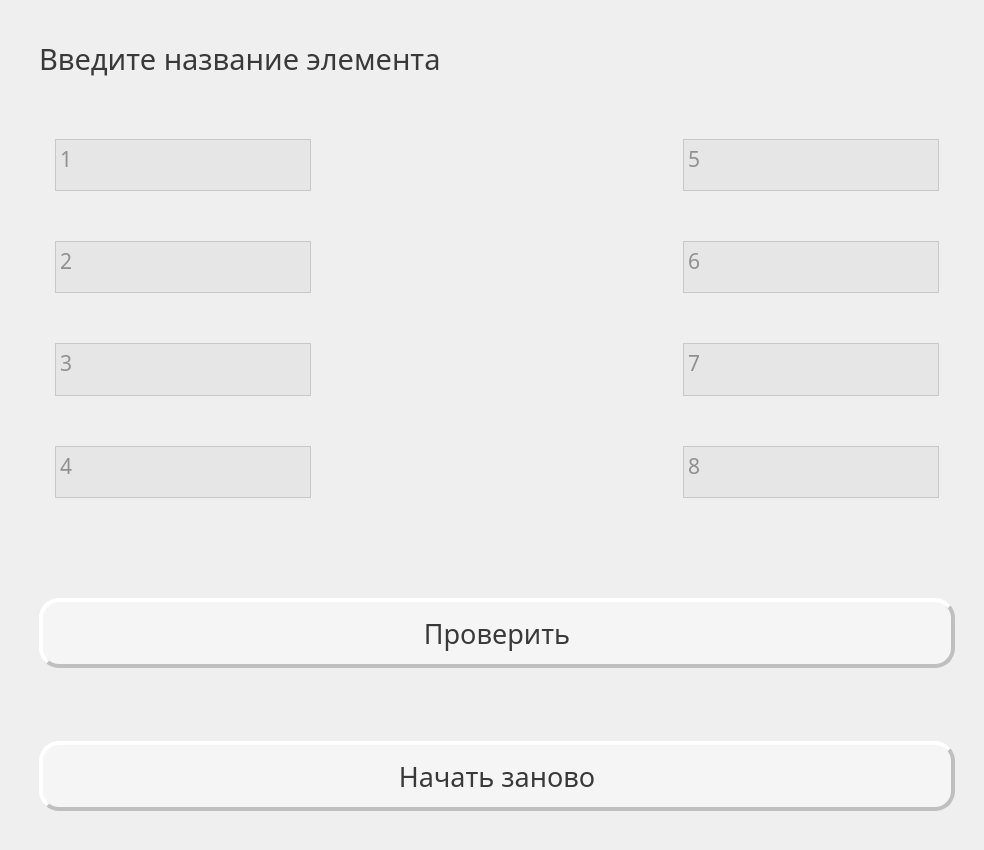
First picture: the form in comptest.ui, repository realeedd/techEng, before the edit.
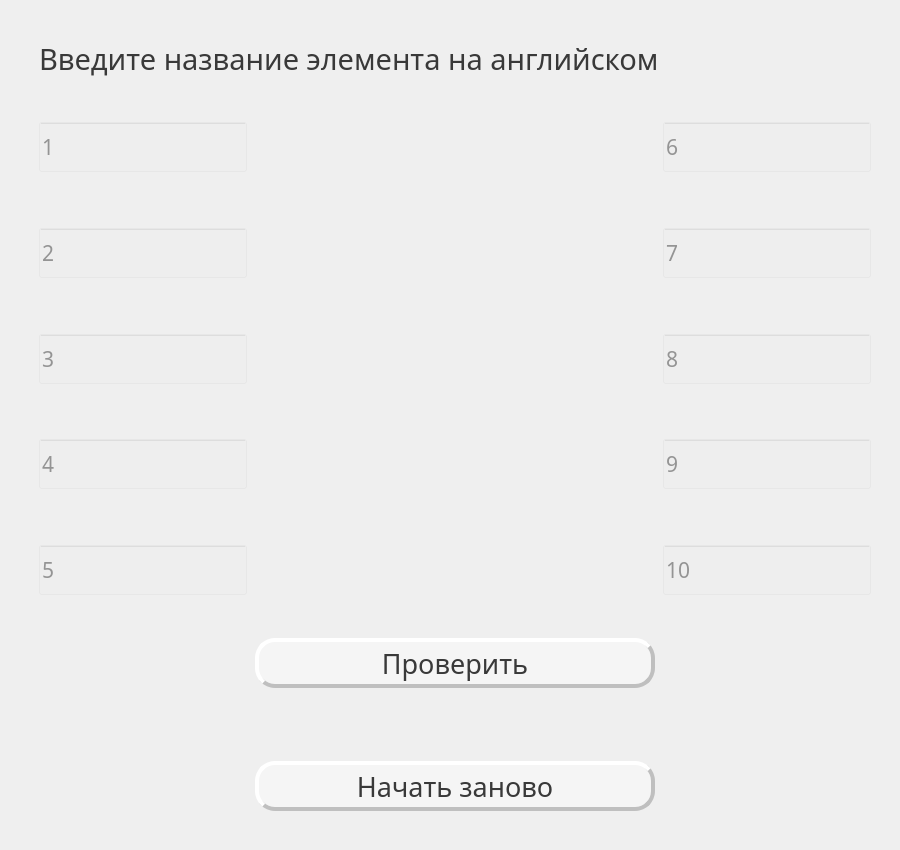
Second picture: the form after the edit.

Patch:
```diff
--- a/comptest.ui
+++ b/comptest.ui
@@ -6,7 +6,7 @@
    <rect>
     <x>0</x>
     <y>0</y>
-    <width>984</width>
+    <width>900</width>
     <height>850</height>
    </rect>
   </property>
@@ -75,7 +75,6 @@
              <font>
               <family>Trebuchet MS</family>
               <pointsize>22</pointsize>
-              <weight>50</weight>
               <bold>false</bold>
              </font>
             </property>
@@ -83,42 +82,111 @@
              <string notr="true">color:rgb(57, 57, 57)</string>
             </property>
             <property name="text">
-             <string>Введите название элемента</string>
+             <string>Введите название элемента на английском</string>
             </property>
            </widget>
           </item>
          </layout>
         </item>
         <item>
-         <layout class="QHBoxLayout" name="horizontalLayout">
-          <property name="spacing">
-           <number>20</number>
-          </property>
-          <property name="topMargin">
-           <number>20</number>
-          </property>
-          <property name="bottomMargin">
-           <number>10</number>
-          </property>
-          <item>
-           <layout class="QVBoxLayout" name="verticalLayout">
-            <property name="spacing">
-             <number>50</number>
+         <layout class="QGridLayout" name="gridLayout">
+          <item row="5" column="1">
+           <widget class="QLabel" name="motherboard">
+            <property name="minimumSize">
+             <size>
+              <width>120</width>
+              <height>105</height>
+             </size>
+            </property>
+            <property name="maximumSize">
+             <size>
+              <width>120</width>
+              <height>105</height>
+             </size>
+            </property>
+            <property name="text">
+             <string/>
+            </property>
+           </widget>
+          </item>
+          <item row="3" column="1">
+           <widget class="QLabel" name="graphiccard">
+            <property name="minimumSize">
+             <size>
+              <width>150</width>
+              <height>95</height>
+             </size>
             </property>
-            <property name="leftMargin">
-             <number>0</number>
+            <property name="maximumSize">
+             <size>
+              <width>150</width>
+              <height>95</height>
+             </size>
             </property>
-            <property name="topMargin">
-             <number>10</number>
+            <property name="text">
+             <string/>
             </property>
-            <property name="rightMargin">
-             <number>0</number>
+           </widget>
+          </item>
+          <item row="2" column="1">
+           <widget class="QLabel" name="cpucooler">
+            <property name="minimumSize">
+             <size>
+              <width>100</width>
+              <height>106</height>
+             </size>
             </property>
-            <property name="bottomMargin">
-             <number>20</number>
+            <property name="maximumSize">
+             <size>
+              <width>100</width>
+              <height>106</height>
+             </size>
             </property>
-            <item>
-             <widget class="QTextEdit" name="answer1">
+            <property name="text">
+             <string/>
+            </property>
+           </widget>
+          </item>
+          <item row="3" column="2">
+           <widget class="QLabel" name="soundcard">
+            <property name="minimumSize">
+             <size>
+              <width>154</width>
+              <height>95</height>
+             </size>
+            </property>
+            <property name="maximumSize">
+             <size>
+              <width>154</width>
+              <height>95</height>
+             </size>
+            </property>
+            <property name="text">
+             <string/>
+            </property>
+           </widget>
+          </item>
+          <item row="2" column="2">
+           <widget class="QLabel" name="ram">
+            <property name="minimumSize">
+             <size>
+              <width>170</width>
+              <height>96</height>
+             </size>
+            </property>
+            <property name="maximumSize">
+             <size>
+              <width>170</width>
+              <height>96</height>
+             </size>
+            </property>
+            <property name="text">
+             <string/>
+            </property>
+           </widget>
+          </item>
+          <item row="1" column="1">
+           <widget class="QLabel" name="cpu">
               <property name="sizePolicy">
                <sizepolicy hsizetype="Fixed" vsizetype="Fixed">
                 <horstretch>0</horstretch>
@@ -128,6 +196,101 @@
               <property name="minimumSize">
                <size>
                 <width>100</width>
+              <height>104</height>
+             </size>
+            </property>
+            <property name="maximumSize">
+             <size>
+              <width>100</width>
+              <height>104</height>
+             </size>
+            </property>
+            <property name="text">
+             <string/>
+            </property>
+           </widget>
+          </item>
+          <item row="1" column="2">
+           <widget class="QLabel" name="powersupply">
+            <property name="minimumSize">
+             <size>
+              <width>153</width>
+              <height>110</height>
+             </size>
+            </property>
+            <property name="maximumSize">
+             <size>
+              <width>153</width>
+              <height>110</height>
+             </size>
+            </property>
+            <property name="text">
+             <string/>
+            </property>
+           </widget>
+          </item>
+          <item row="4" column="1">
+           <widget class="QLabel" name="hdd">
+            <property name="minimumSize">
+             <size>
+              <width>156</width>
+              <height>120</height>
+             </size>
+            </property>
+            <property name="maximumSize">
+             <size>
+              <width>156</width>
+              <height>120</height>
+             </size>
+            </property>
+            <property name="text">
+             <string/>
+            </property>
+           </widget>
+          </item>
+          <item row="4" column="2">
+           <widget class="QLabel" name="ssd">
+            <property name="minimumSize">
+             <size>
+              <width>150</width>
+              <height>82</height>
+             </size>
+            </property>
+            <property name="text">
+             <string/>
+            </property>
+           </widget>
+          </item>
+          <item row="5" column="2">
+           <widget class="QLabel" name="ports">
+            <property name="minimumSize">
+             <size>
+              <width>140</width>
+              <height>61</height>
+             </size>
+            </property>
+            <property name="maximumSize">
+             <size>
+              <width>140</width>
+              <height>61</height>
+             </size>
+            </property>
+            <property name="text">
+             <string/>
+            </property>
+           </widget>
+          </item>
+          <item row="1" column="0">
+           <widget class="QLineEdit" name="answer1">
+            <property name="sizePolicy">
+             <sizepolicy hsizetype="Minimum" vsizetype="Fixed">
+              <horstretch>0</horstretch>
+              <verstretch>0</verstretch>
+             </sizepolicy>
+            </property>
+            <property name="minimumSize">
+             <size>
+              <width>100</width>
                 <height>50</height>
                </size>
               </property>
@@ -135,31 +298,22 @@
                <font>
                 <family>Trebuchet MS</family>
                 <pointsize>16</pointsize>
-                <weight>50</weight>
-                <bold>false</bold>
                </font>
               </property>
               <property name="styleSheet">
                <string notr="true">color:rgb(57, 57, 57);
-background-color: rgba(221, 221, 221, 0.5)
+background-color: rgba(221, 221, 221, 0.1)
 </string>
               </property>
-              <property name="html">
-               <string>&lt;!DOCTYPE HTML PUBLIC &quot;-//W3C//DTD HTML 4.0//EN&quot; &quot;http://www.w3.org/TR/REC-html40/strict.dtd&quot;&gt;
-&lt;html&gt;&lt;head&gt;&lt;meta name=&quot;qrichtext&quot; content=&quot;1&quot; /&gt;&lt;style type=&quot;text/css&quot;&gt;
-p, li { white-space: pre-wrap; }
-&lt;/style&gt;&lt;/head&gt;&lt;body style=&quot; font-family:'Trebuchet MS'; font-size:16pt; font-weight:400; font-style:normal;&quot;&gt;
-&lt;p style=&quot;-qt-paragraph-type:empty; margin-top:0px; margin-bottom:0px; margin-left:0px; margin-right:0px; -qt-block-indent:0; text-indent:0px; font-family:'Franklin Gothic Demi'; font-size:14pt;&quot;&gt;&lt;br /&gt;&lt;/p&gt;&lt;/body&gt;&lt;/html&gt;</string>
-              </property>
               <property name="placeholderText">
                <string>1</string>
               </property>
              </widget>
             </item>
-            <item>
-             <widget class="QTextEdit" name="answer2">
+          <item row="2" column="0">
+           <widget class="QLineEdit" name="answer2">
               <property name="sizePolicy">
-               <sizepolicy hsizetype="Fixed" vsizetype="Fixed">
+             <sizepolicy hsizetype="Minimum" vsizetype="Fixed">
                 <horstretch>0</horstretch>
                 <verstretch>0</verstretch>
                </sizepolicy>
@@ -174,31 +328,22 @@
                <font>
                 <family>Trebuchet MS</family>
                 <pointsize>16</pointsize>
-                <weight>50</weight>
-                <bold>false</bold>
                </font>
               </property>
               <property name="styleSheet">
                <string notr="true">color:rgb(57, 57, 57);
-background-color: rgba(221, 221, 221, 0.5)
+background-color: rgba(221, 221, 221, 0.1)
 </string>
               </property>
-              <property name="html">
-               <string>&lt;!DOCTYPE HTML PUBLIC &quot;-//W3C//DTD HTML 4.0//EN&quot; &quot;http://www.w3.org/TR/REC-html40/strict.dtd&quot;&gt;
-&lt;html&gt;&lt;head&gt;&lt;meta name=&quot;qrichtext&quot; content=&quot;1&quot; /&gt;&lt;style type=&quot;text/css&quot;&gt;
-p, li { white-space: pre-wrap; }
-&lt;/style&gt;&lt;/head&gt;&lt;body style=&quot; font-family:'Trebuchet MS'; font-size:16pt; font-weight:400; font-style:normal;&quot;&gt;
-&lt;p style=&quot;-qt-paragraph-type:empty; margin-top:0px; margin-bottom:0px; margin-left:0px; margin-right:0px; -qt-block-indent:0; text-indent:0px; font-family:'Franklin Gothic Demi'; font-size:14pt;&quot;&gt;&lt;br /&gt;&lt;/p&gt;&lt;/body&gt;&lt;/html&gt;</string>
-              </property>
               <property name="placeholderText">
                <string>2</string>
               </property>
              </widget>
             </item>
-            <item>
-             <widget class="QTextEdit" name="answer3">
+          <item row="3" column="0">
+           <widget class="QLineEdit" name="answer3">
               <property name="sizePolicy">
-               <sizepolicy hsizetype="Fixed" vsizetype="Fixed">
+             <sizepolicy hsizetype="Minimum" vsizetype="Fixed">
                 <horstretch>0</horstretch>
                 <verstretch>0</verstretch>
                </sizepolicy>
@@ -213,31 +358,22 @@
                <font>
                 <family>Trebuchet MS</family>
                 <pointsize>16</pointsize>
-                <weight>50</weight>
-                <bold>false</bold>
                </font>
               </property>
               <property name="styleSheet">
                <string notr="true">color:rgb(57, 57, 57);
-background-color: rgba(221, 221, 221, 0.5)
+background-color: rgba(221, 221, 221, 0.1)
 </string>
               </property>
-              <property name="html">
-               <string>&lt;!DOCTYPE HTML PUBLIC &quot;-//W3C//DTD HTML 4.0//EN&quot; &quot;http://www.w3.org/TR/REC-html40/strict.dtd&quot;&gt;
-&lt;html&gt;&lt;head&gt;&lt;meta name=&quot;qrichtext&quot; content=&quot;1&quot; /&gt;&lt;style type=&quot;text/css&quot;&gt;
-p, li { white-space: pre-wrap; }
-&lt;/style&gt;&lt;/head&gt;&lt;body style=&quot; font-family:'Trebuchet MS'; font-size:16pt; font-weight:400; font-style:normal;&quot;&gt;
-&lt;p style=&quot;-qt-paragraph-type:empty; margin-top:0px; margin-bottom:0px; margin-left:0px; margin-right:0px; -qt-block-indent:0; text-indent:0px; font-family:'Franklin Gothic Demi'; font-size:14pt;&quot;&gt;&lt;br /&gt;&lt;/p&gt;&lt;/body&gt;&lt;/html&gt;</string>
-              </property>
               <property name="placeholderText">
                <string>3</string>
               </property>
              </widget>
             </item>
-            <item>
-             <widget class="QTextEdit" name="answer4">
+          <item row="4" column="0">
+           <widget class="QLineEdit" name="answer4">
               <property name="sizePolicy">
-               <sizepolicy hsizetype="Fixed" vsizetype="Fixed">
+             <sizepolicy hsizetype="Minimum" vsizetype="Fixed">
                 <horstretch>0</horstretch>
                 <verstretch>0</verstretch>
                </sizepolicy>
@@ -252,80 +388,22 @@
                <font>
                 <family>Trebuchet MS</family>
                 <pointsize>16</pointsize>
-                <weight>50</weight>
-                <bold>false</bold>
                </font>
               </property>
               <property name="styleSheet">
                <string notr="true">color:rgb(57, 57, 57);
-background-color: rgba(221, 221, 221, 0.5)
+background-color: rgba(221, 221, 221, 0.1)
 </string>
               </property>
-              <property name="html">
-               <string>&lt;!DOCTYPE HTML PUBLIC &quot;-//W3C//DTD HTML 4.0//EN&quot; &quot;http://www.w3.org/TR/REC-html40/strict.dtd&quot;&gt;
-&lt;html&gt;&lt;head&gt;&lt;meta name=&quot;qrichtext&quot; content=&quot;1&quot; /&gt;&lt;style type=&quot;text/css&quot;&gt;
-p, li { white-space: pre-wrap; }
-&lt;/style&gt;&lt;/head&gt;&lt;body style=&quot; font-family:'Trebuchet MS'; font-size:16pt; font-weight:400; font-style:normal;&quot;&gt;
-&lt;p style=&quot;-qt-paragraph-type:empty; margin-top:0px; margin-bottom:0px; margin-left:0px; margin-right:0px; -qt-block-indent:0; text-indent:0px; font-family:'Franklin Gothic Demi'; font-size:14pt;&quot;&gt;&lt;br /&gt;&lt;/p&gt;&lt;/body&gt;&lt;/html&gt;</string>
-              </property>
               <property name="placeholderText">
                <string>4</string>
               </property>
              </widget>
             </item>
-           </layout>
-          </item>
-          <item>
-           <widget class="QLabel" name="label">
+          <item row="5" column="0">
+           <widget class="QLineEdit" name="answer5">
             <property name="sizePolicy">
-             <sizepolicy hsizetype="Fixed" vsizetype="Fixed">
-              <horstretch>0</horstretch>
-              <verstretch>0</verstretch>
-             </sizepolicy>
-            </property>
-            <property name="minimumSize">
-             <size>
-              <width>300</width>
-              <height>350</height>
-             </size>
-            </property>
-            <property name="maximumSize">
-             <size>
-              <width>300</width>
-              <height>350</height>
-             </size>
-            </property>
-            <property name="font">
-             <font>
-              <pointsize>36</pointsize>
-             </font>
-            </property>
-            <property name="text">
-             <string/>
-            </property>
-           </widget>
-          </item>
-          <item>
-           <layout class="QVBoxLayout" name="verticalLayout_3">
-            <property name="spacing">
-             <number>50</number>
-            </property>
-            <property name="leftMargin">
-             <number>0</number>
-            </property>
-            <property name="topMargin">
-             <number>10</number>
-            </property>
-            <property name="rightMargin">
-             <number>0</number>
-            </property>
-            <property name="bottomMargin">
-             <number>20</number>
-            </property>
-            <item>
-             <widget class="QTextEdit" name="answer5">
-              <property name="sizePolicy">
-               <sizepolicy hsizetype="Fixed" vsizetype="Fixed">
+             <sizepolicy hsizetype="Minimum" vsizetype="Fixed">
                 <horstretch>0</horstretch>
                 <verstretch>0</verstretch>
                </sizepolicy>
@@ -340,31 +418,22 @@
                <font>
                 <family>Trebuchet MS</family>
                 <pointsize>16</pointsize>
-                <weight>50</weight>
-                <bold>false</bold>
                </font>
               </property>
               <property name="styleSheet">
                <string notr="true">color:rgb(57, 57, 57);
-background-color: rgba(221, 221, 221, 0.5)
+background-color: rgba(221, 221, 221, 0.1)
 </string>
               </property>
-              <property name="html">
-               <string>&lt;!DOCTYPE HTML PUBLIC &quot;-//W3C//DTD HTML 4.0//EN&quot; &quot;http://www.w3.org/TR/REC-html40/strict.dtd&quot;&gt;
-&lt;html&gt;&lt;head&gt;&lt;meta name=&quot;qrichtext&quot; content=&quot;1&quot; /&gt;&lt;style type=&quot;text/css&quot;&gt;
-p, li { white-space: pre-wrap; }
-&lt;/style&gt;&lt;/head&gt;&lt;body style=&quot; font-family:'Trebuchet MS'; font-size:16pt; font-weight:400; font-style:normal;&quot;&gt;
-&lt;p style=&quot;-qt-paragraph-type:empty; margin-top:0px; margin-bottom:0px; margin-left:0px; margin-right:0px; -qt-block-indent:0; text-indent:0px; font-family:'Franklin Gothic Demi'; font-size:14pt;&quot;&gt;&lt;br /&gt;&lt;/p&gt;&lt;/body&gt;&lt;/html&gt;</string>
-              </property>
               <property name="placeholderText">
                <string>5</string>
               </property>
              </widget>
             </item>
-            <item>
-             <widget class="QTextEdit" name="answer6">
+          <item row="1" column="3">
+           <widget class="QLineEdit" name="answer6">
               <property name="sizePolicy">
-               <sizepolicy hsizetype="Fixed" vsizetype="Fixed">
+             <sizepolicy hsizetype="Minimum" vsizetype="Fixed">
                 <horstretch>0</horstretch>
                 <verstretch>0</verstretch>
                </sizepolicy>
@@ -379,31 +448,22 @@
                <font>
                 <family>Trebuchet MS</family>
                 <pointsize>16</pointsize>
-                <weight>50</weight>
-                <bold>false</bold>
                </font>
               </property>
               <property name="styleSheet">
                <string notr="true">color:rgb(57, 57, 57);
-background-color: rgba(221, 221, 221, 0.5)
+background-color: rgba(221, 221, 221, 0.1)
 </string>
               </property>
-              <property name="html">
-               <string>&lt;!DOCTYPE HTML PUBLIC &quot;-//W3C//DTD HTML 4.0//EN&quot; &quot;http://www.w3.org/TR/REC-html40/strict.dtd&quot;&gt;
-&lt;html&gt;&lt;head&gt;&lt;meta name=&quot;qrichtext&quot; content=&quot;1&quot; /&gt;&lt;style type=&quot;text/css&quot;&gt;
-p, li { white-space: pre-wrap; }
-&lt;/style&gt;&lt;/head&gt;&lt;body style=&quot; font-family:'Trebuchet MS'; font-size:16pt; font-weight:400; font-style:normal;&quot;&gt;
-&lt;p style=&quot;-qt-paragraph-type:empty; margin-top:0px; margin-bottom:0px; margin-left:0px; margin-right:0px; -qt-block-indent:0; text-indent:0px; font-family:'Franklin Gothic Demi'; font-size:14pt;&quot;&gt;&lt;br /&gt;&lt;/p&gt;&lt;/body&gt;&lt;/html&gt;</string>
-              </property>
               <property name="placeholderText">
                <string>6</string>
               </property>
              </widget>
             </item>
-            <item>
-             <widget class="QTextEdit" name="answer7">
+          <item row="2" column="3">
+           <widget class="QLineEdit" name="answer7">
               <property name="sizePolicy">
-               <sizepolicy hsizetype="Fixed" vsizetype="Fixed">
+             <sizepolicy hsizetype="Minimum" vsizetype="Fixed">
                 <horstretch>0</horstretch>
                 <verstretch>0</verstretch>
                </sizepolicy>
@@ -418,31 +478,22 @@
                <font>
                 <family>Trebuchet MS</family>
                 <pointsize>16</pointsize>
-                <weight>50</weight>
-                <bold>false</bold>
                </font>
               </property>
               <property name="styleSheet">
                <string notr="true">color:rgb(57, 57, 57);
-background-color: rgba(221, 221, 221, 0.5)
+background-color: rgba(221, 221, 221, 0.1)
 </string>
               </property>
-              <property name="html">
-               <string>&lt;!DOCTYPE HTML PUBLIC &quot;-//W3C//DTD HTML 4.0//EN&quot; &quot;http://www.w3.org/TR/REC-html40/strict.dtd&quot;&gt;
-&lt;html&gt;&lt;head&gt;&lt;meta name=&quot;qrichtext&quot; content=&quot;1&quot; /&gt;&lt;style type=&quot;text/css&quot;&gt;
-p, li { white-space: pre-wrap; }
-&lt;/style&gt;&lt;/head&gt;&lt;body style=&quot; font-family:'Trebuchet MS'; font-size:16pt; font-weight:400; font-style:normal;&quot;&gt;
-&lt;p style=&quot;-qt-paragraph-type:empty; margin-top:0px; margin-bottom:0px; margin-left:0px; margin-right:0px; -qt-block-indent:0; text-indent:0px; font-family:'Franklin Gothic Demi'; font-size:14pt;&quot;&gt;&lt;br /&gt;&lt;/p&gt;&lt;/body&gt;&lt;/html&gt;</string>
-              </property>
               <property name="placeholderText">
                <string>7</string>
               </property>
              </widget>
             </item>
-            <item>
-             <widget class="QTextEdit" name="answer8">
+          <item row="3" column="3">
+           <widget class="QLineEdit" name="answer8">
               <property name="sizePolicy">
-               <sizepolicy hsizetype="Fixed" vsizetype="Fixed">
+             <sizepolicy hsizetype="Minimum" vsizetype="Fixed">
                 <horstretch>0</horstretch>
                 <verstretch>0</verstretch>
                </sizepolicy>
@@ -457,43 +508,91 @@
                <font>
                 <family>Trebuchet MS</family>
                 <pointsize>16</pointsize>
-                <weight>50</weight>
-                <bold>false</bold>
                </font>
               </property>
               <property name="styleSheet">
                <string notr="true">color:rgb(57, 57, 57);
-background-color: rgba(221, 221, 221, 0.5)
+background-color: rgba(221, 221, 221, 0.1)
 </string>
               </property>
-              <property name="html">
-               <string>&lt;!DOCTYPE HTML PUBLIC &quot;-//W3C//DTD HTML 4.0//EN&quot; &quot;http://www.w3.org/TR/REC-html40/strict.dtd&quot;&gt;
-&lt;html&gt;&lt;head&gt;&lt;meta name=&quot;qrichtext&quot; content=&quot;1&quot; /&gt;&lt;style type=&quot;text/css&quot;&gt;
-p, li { white-space: pre-wrap; }
-&lt;/style&gt;&lt;/head&gt;&lt;body style=&quot; font-family:'Trebuchet MS'; font-size:16pt; font-weight:400; font-style:normal;&quot;&gt;
-&lt;p style=&quot;-qt-paragraph-type:empty; margin-top:0px; margin-bottom:0px; margin-left:0px; margin-right:0px; -qt-block-indent:0; text-indent:0px; font-family:'Franklin Gothic Demi'; font-size:14pt;&quot;&gt;&lt;br /&gt;&lt;/p&gt;&lt;/body&gt;&lt;/html&gt;</string>
-              </property>
               <property name="placeholderText">
                <string>8</string>
               </property>
              </widget>
             </item>
-           </layout>
+          <item row="4" column="3">
+           <widget class="QLineEdit" name="answer9">
+            <property name="sizePolicy">
+             <sizepolicy hsizetype="Minimum" vsizetype="Fixed">
+              <horstretch>0</horstretch>
+              <verstretch>0</verstretch>
+             </sizepolicy>
+            </property>
+            <property name="minimumSize">
+             <size>
+              <width>100</width>
+              <height>50</height>
+             </size>
+            </property>
+            <property name="font">
+             <font>
+              <family>Trebuchet MS</family>
+              <pointsize>16</pointsize>
+             </font>
+            </property>
+            <property name="styleSheet">
+             <string notr="true">color:rgb(57, 57, 57);
+background-color: rgba(221, 221, 221, 0.1)
+</string>
+            </property>
+            <property name="placeholderText">
+             <string>9</string>
+            </property>
+           </widget>
           </item>
+          <item row="5" column="3">
+           <widget class="QLineEdit" name="answer10">
+            <property name="sizePolicy">
+             <sizepolicy hsizetype="Minimum" vsizetype="Fixed">
+              <horstretch>0</horstretch>
+              <verstretch>0</verstretch>
+             </sizepolicy>
+            </property>
+            <property name="minimumSize">
+             <size>
+              <width>100</width>
+              <height>50</height>
+             </size>
+            </property>
+            <property name="font">
+             <font>
+              <family>Trebuchet MS</family>
+              <pointsize>16</pointsize>
+             </font>
+            </property>
+            <property name="styleSheet">
+             <string notr="true">color:rgb(57, 57, 57);
+background-color: rgba(221, 221, 221, 0.1)
+</string>
+            </property>
+            <property name="placeholderText">
+             <string>10</string>
+            </property>
+           </widget>
+          </item>
          </layout>
         </item>
         <item>
-         <spacer name="verticalSpacer">
+         <layout class="QHBoxLayout" name="horizontalLayout_4">
+          <item>
+           <spacer name="horizontalSpacer">
           <property name="orientation">
-           <enum>Qt::Vertical</enum>
-          </property>
-          <property name="sizeType">
-           <enum>QSizePolicy::Fixed</enum>
+             <enum>Qt::Horizontal</enum>
           </property>
           <property name="sizeHint" stdset="0">
            <size>
-            <width>20</width>
-            <height>40</height>
+              <width>40</width>
+              <height>20</height>
            </size>
           </property>
          </spacer>
@@ -513,21 +612,20 @@
             </property>
             <property name="minimumSize">
              <size>
-              <width>500</width>
-              <height>70</height>
+                <width>400</width>
+                <height>50</height>
              </size>
             </property>
             <property name="maximumSize">
              <size>
-              <width>16777215</width>
-              <height>70</height>
+                <width>400</width>
+                <height>50</height>
              </size>
             </property>
             <property name="font">
              <font>
               <family>Trebuchet MS</family>
               <pointsize>20</pointsize>
-              <weight>50</weight>
               <bold>false</bold>
              </font>
             </property>
@@ -578,21 +676,20 @@
             </property>
             <property name="minimumSize">
              <size>
-              <width>500</width>
-              <height>70</height>
+                <width>400</width>
+                <height>50</height>
              </size>
             </property>
             <property name="maximumSize">
              <size>
-              <width>16777215</width>
-              <height>70</height>
+                <width>400</width>
+                <height>50</height>
              </size>
             </property>
             <property name="font">
              <font>
               <family>Trebuchet MS</family>
               <pointsize>20</pointsize>
-              <weight>50</weight>
               <bold>false</bold>
              </font>
             </property>
@@ -613,6 +710,21 @@
              <string>Начать заново</string>
             </property>
            </widget>
+            </item>
+           </layout>
+          </item>
+          <item>
+           <spacer name="horizontalSpacer_2">
+            <property name="orientation">
+             <enum>Qt::Horizontal</enum>
+            </property>
+            <property name="sizeHint" stdset="0">
+             <size>
+              <width>40</width>
+              <height>20</height>
+             </size>
+            </property>
+           </spacer>
           </item>
          </layout>
         </item>
```
Left out of the diff: 2 changed lines with no effect on the pictures. Lines whose indentation alone changed are shown as unchanged.
